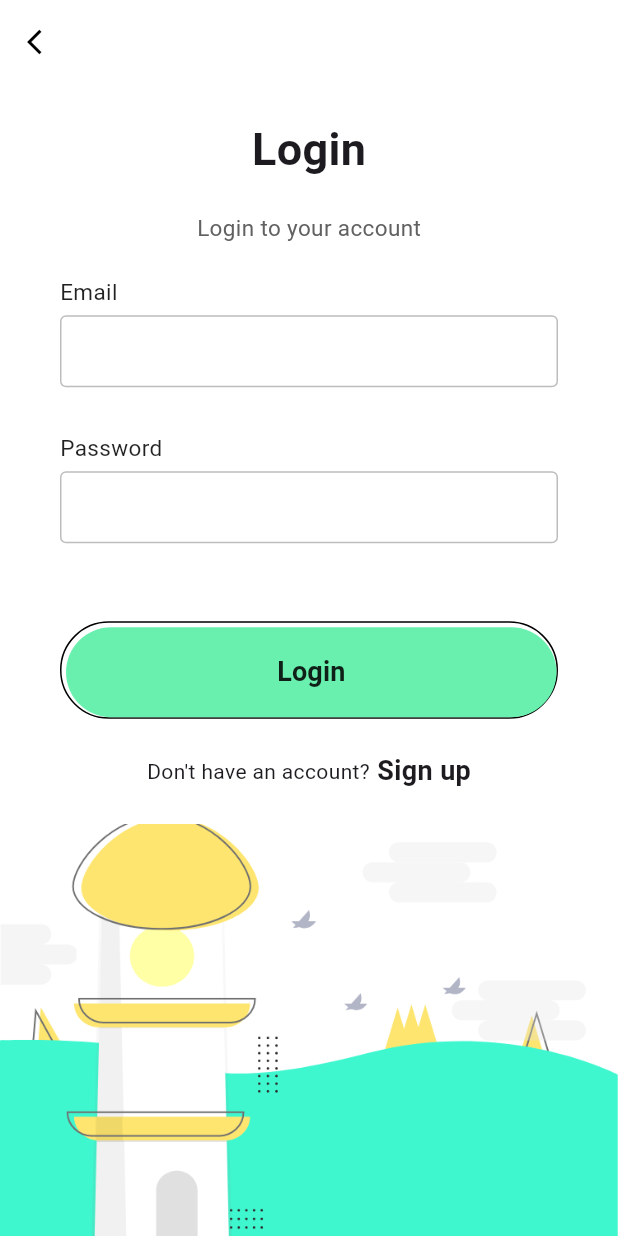
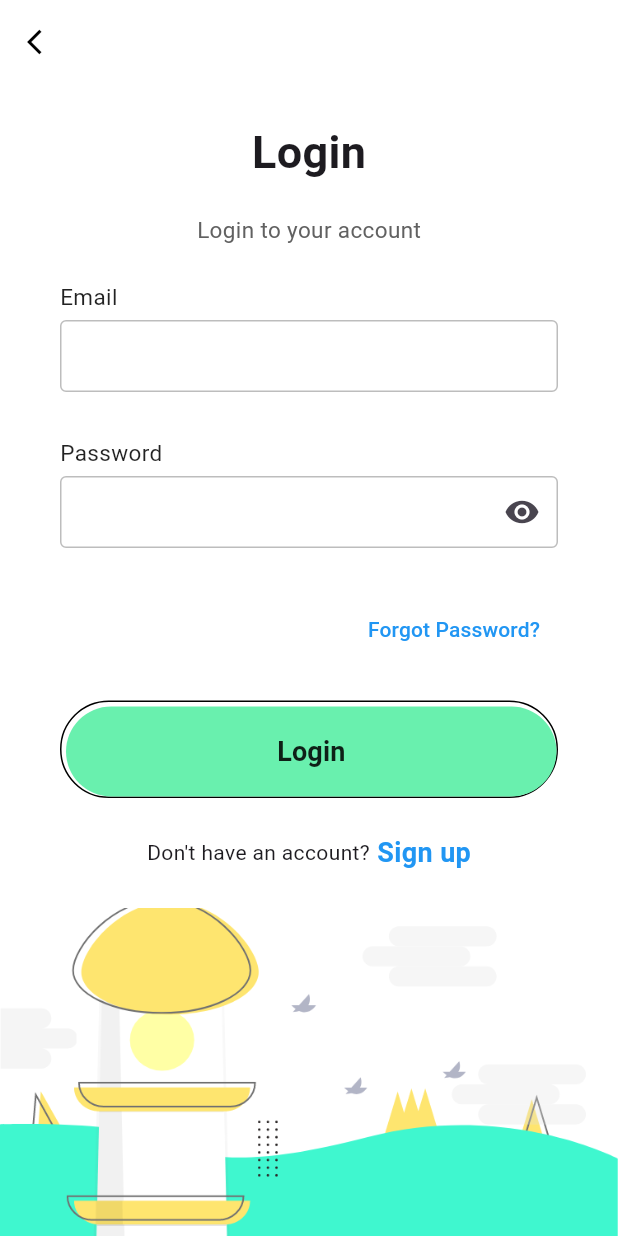
Before and after one commit to ahmedsoumri01/auth-crud-_-firebase-flutter, a Flutter app: the screen it shows after launch, after a tap on "Login", on a phone screen of 412 x 824 dp. Run offline on Flutter 3.47's test engine with Material 3 defaults, Android fonts, the phone set to English and light mode, and no system bars; our stand-ins replace animate_do, cloud_firestore, firebase_auth, firebase_core; accounts and stored records are empty; network calls fail.

Commit message:
add show hide password in login register page

```diff
--- a/lib/auth/login.dart
+++ b/lib/auth/login.dart
@@ -1,17 +1,23 @@
+// login.dart
+import 'package:flutter/material.dart';
+import 'package:ahmedfoued/service/auth_service.dart';
 import 'package:animate_do/animate_do.dart';
-import 'package:flutter/material.dart';
-import 'package:ahmedfoued/service/auth_service.dart'; // Import your AuthService
 
-class LoginPage extends StatelessWidget {
+class LoginPage extends StatefulWidget {
+  const LoginPage({Key? key}) : super(key: key);
+
+  @override
+  _LoginPageState createState() => _LoginPageState();
+}
+
+class _LoginPageState extends State<LoginPage> {
   final AuthService authService = AuthService();
   final TextEditingController emailController = TextEditingController();
   final TextEditingController passwordController = TextEditingController();
-
-  LoginPage({super.key});
+  bool obscurePassword = true;
 
   Future<void> _login(BuildContext context, String email, String password) async {
     if (email.isEmpty || password.isEmpty) {
-      // Show alert for empty fields
       _showAlert(context, 'Error', 'Please fill in all fields.');
       return;
     }
@@ -19,15 +25,11 @@ class LoginPage extends StatelessWidget {
     final result = await authService.signInWithEmailAndPassword(email, password);
 
     if (result == null) {
-      // Successful login, navigate to the dashboard
-      // ignore: use_build_context_synchronously
       Navigator.of(context).pushReplacementNamed('/dashboard');
+    } else if (result == 'Forgot password') {
+      Navigator.pushNamed(context, '/forgot_password');
     } else {
-      // Handle login failure (show an error message)
-      // ignore: use_build_context_synchronously
       _showAlert(context, 'Error', 'Invalid email or password. Please check your credentials.');
-      // Uncomment the line below if you want to print the error to the console as well
-      // print(result);
     }
   }
 
@@ -50,10 +52,10 @@ class LoginPage extends StatelessWidget {
       },
     );
   }
+
   @override
   Widget build(BuildContext context) {
     return Scaffold(
-      resizeToAvoidBottomInset: false,
       backgroundColor: Colors.white,
       appBar: AppBar(
         elevation: 0,
@@ -65,7 +67,8 @@ class LoginPage extends StatelessWidget {
           icon: const Icon(Icons.arrow_back_ios, size: 20, color: Colors.black),
         ),
       ),
-      body: SizedBox(
+      body: SingleChildScrollView(
+        child: SizedBox(
           height: MediaQuery.of(context).size.height,
           width: double.infinity,
           child: Column(
@@ -93,7 +96,21 @@ class LoginPage extends StatelessWidget {
                       child: Column(
                         children: <Widget>[
                           makeInput(label: "Email"),
-                        makeInput(label: "Password", obscureText: true),
+                          makeInput(label: "Password", obscureText: obscurePassword),
+                          Row(
+                            mainAxisAlignment: MainAxisAlignment.end,
+                            children: [
+                              TextButton(
+                                onPressed: () {
+                                  Navigator.pushNamed(context, '/forgot_password');
+                                },
+                                child: const Text(
+                                  "Forgot Password?",
+                                  style: TextStyle(color: Colors.blue),
+                                ),
+                              ),
+                            ],
+                          ),
                         ],
                       ),
                     ),
@@ -114,7 +131,6 @@ class LoginPage extends StatelessWidget {
                           minWidth: double.infinity,
                           height: 60,
                           onPressed: () {
-                          // Replace 'storedEmail' and 'storedPassword' with the actual values
                             _login(context, emailController.text, passwordController.text);
                           },
                           color: Colors.greenAccent,
@@ -127,13 +143,18 @@ class LoginPage extends StatelessWidget {
                         ),
                       ),
                     ),
-                  const Row(
+                  Row(
   mainAxisAlignment: MainAxisAlignment.center,
   children: <Widget>[
     Text("Don't have an account?"),
-                      Text(
+    GestureDetector(
+      onTap: () {
+        Navigator.pushNamed(context, '/signup');
+      },
+      child: Text(
         " Sign up",
-                        style: TextStyle(fontWeight: FontWeight.w600, fontSize: 18),
+        style: TextStyle(fontWeight: FontWeight.w600, fontSize: 18, color: Colors.blue),
+      ),
     ),
   ],
 ),
@@ -155,6 +176,7 @@ class LoginPage extends StatelessWidget {
             ],
           ),
         ),
+      ),
     );
   }
 
@@ -170,8 +192,11 @@ class LoginPage extends StatelessWidget {
         TextField(
           controller: label == "Email" ? emailController : passwordController,
           onChanged: (value) {
-            // Implement the logic to store the email and password
-            // Example: storeEmail(value) and storePassword(value)
+            if (label == "Email") {
+              // Implement the logic to store the email
+            } else if (label == "Password") {
+              // Implement the logic to store the password
+            }
           },
           obscureText: obscureText,
           decoration: InputDecoration(
@@ -182,6 +207,16 @@ class LoginPage extends StatelessWidget {
             border: OutlineInputBorder(
               borderSide: BorderSide(color: Colors.grey.shade400),
             ),
+            suffixIcon: label == "Password"
+                ? IconButton(
+                    onPressed: () {
+                      setState(() {
+                        obscurePassword = !obscurePassword;
+                      });
+                    },
+                    icon: Icon(obscurePassword ? Icons.visibility : Icons.visibility_off),
+                  )
+                : null,
           ),
         ),
         const SizedBox(height: 30,),
--- a/lib/main.dart
+++ b/lib/main.dart
@@ -1,6 +1,7 @@
 import 'package:ahmedfoued/dashboard_page.dart';
 import 'package:ahmedfoued/home_page.dart';
 import 'package:flutter/material.dart';
+import 'forgot_password_page.dart'; // Import the new page
 // ignore: depend_on_referenced_packages
 import 'package:firebase_core/firebase_core.dart';
 import 'firebase_options.dart';
@@ -29,6 +30,7 @@ class MyApp extends StatelessWidget {
         '/login': (context) => LoginPage(),
         '/signup': (context) =>  SignupPage(),
         '/dashboard': (context) =>   DashboardPage(), // Add the dashboard route
+              '/forgot_password': (context) => ForgotPasswordPage(), // Add the route for the new page
       },
     );
   }
```
Also changed, not shown: lib/auth/signup.dart (+25 -5 lines), lib/forgot_password_page.dart (added, +30 -0 lines). Lines whose indentation alone changed are shown as unchanged.
